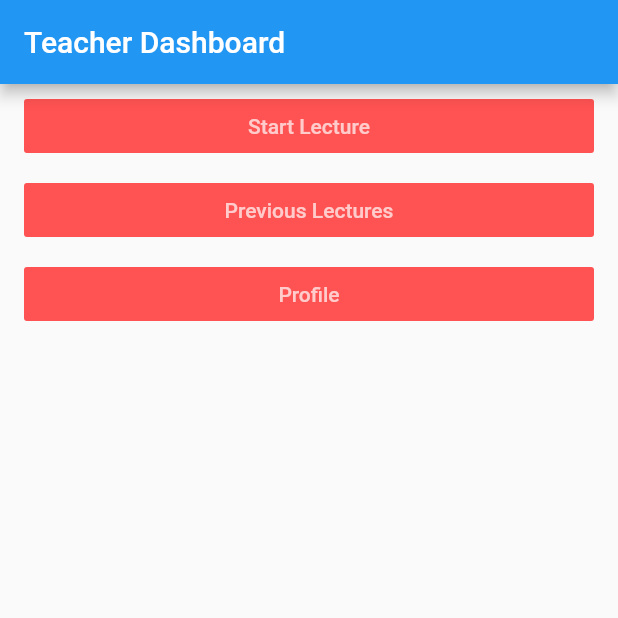
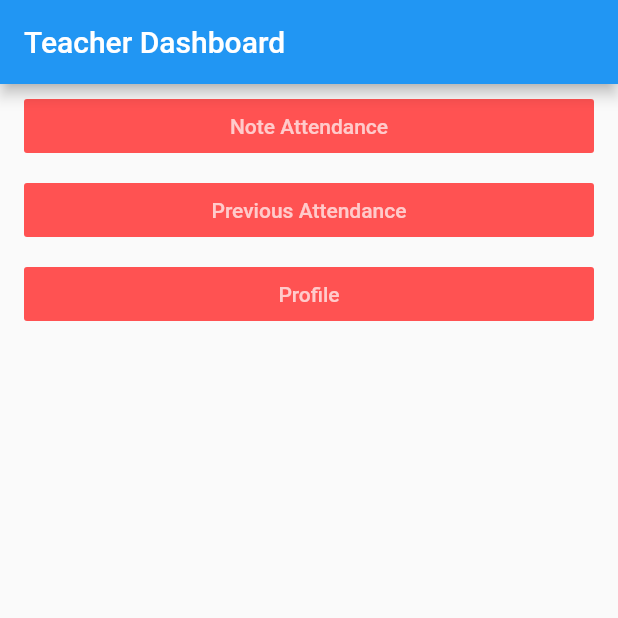
Before and after one commit to pavankalyanm/smart_attendance, a Flutter app: the Teacher screen opened directly, on a phone screen of 412 x 824 dp, the top half of it. Run offline on Flutter 3.47's test engine with Material 2 defaults, Android fonts, the phone set to English and light mode, and no system bars; our stand-ins replace cloud_firestore, firebase_auth, qr_flutter, sqflite; missing offline and left inert: back_button_interceptor, barcode_scan, xxtea; accounts and stored records are empty.

Commit message:
Changed text appearence in student and teacher.

```diff
--- a/lib/pages/teacher/Create_Lecture/Dashboard/generate.dart
+++ b/lib/pages/teacher/Create_Lecture/Dashboard/generate.dart
@@ -30,7 +30,7 @@ class GenerateScreenState extends State<GenerateScreen> {
   Widget build(BuildContext context) {
     return Scaffold(
       appBar: AppBar(
-        title: Text('Lecture Started'),
+        title: Text('Attendance Started'),
         automaticallyImplyLeading: false,
       ),
       body: _contentWidget(),
--- a/lib/pages/teacher/Create_Lecture/Dashboard/lecture.dart
+++ b/lib/pages/teacher/Create_Lecture/Dashboard/lecture.dart
@@ -54,7 +54,7 @@ class LectureState extends State<Lecture> {
       builder: (BuildContext context) {
         // return object of type Dialog
         return AlertDialog(
-          title: new Text("Do you want to stop attendance of this lecture?"),
+          title: new Text("Do you want to stop attendance ?"),
 
           actions: <Widget>[
             // usually buttons at the bottom of the dialog
--- a/lib/pages/teacher/Create_Lecture/generation_data.dart
+++ b/lib/pages/teacher/Create_Lecture/generation_data.dart
@@ -63,7 +63,7 @@ class _GenerationState extends State<Generation> {
       builder: (BuildContext context) {
         // return object of type Dialog
         return AlertDialog(
-          title: new Text("Do you want to start the lecture?"),
+          title: new Text("Do you want to generate QR code?"),
 
           actions: <Widget>[
             // usually buttons at the bottom of the dialog
--- a/lib/pages/teacher/home.dart
+++ b/lib/pages/teacher/home.dart
@@ -239,7 +239,7 @@ class _TeacherState extends State<Teacher> {
    ,
                   textColor: Colors.white70,
                   color: Colors.redAccent,
-                  child: new Text('Start Lecture')),
+                  child: new Text('Note Attendance')),
             ),
             new ListTile(
               title: new FlatButton(
@@ -273,7 +273,7 @@ class _TeacherState extends State<Teacher> {
     ,
                   textColor: Colors.white70,
                   color: Colors.redAccent,
-                  child: new Text('Previous Lectures')),
+                  child: new Text('Previous Attendance')),
             ),
             new ListTile(
               title: new FlatButton(
```
Also changed, not shown: lib/pages/student/Join_Lecture/scan.dart (+8 -2 lines), 1 other file.
